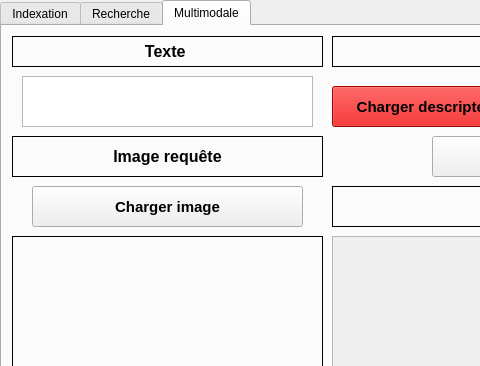
Qt form Part 1/part2.ui (mrrose765/mir_2025) before a commit; both pictures show x 0 to 480 and y 0 to 366 of the 1209 by 614 pixel window.
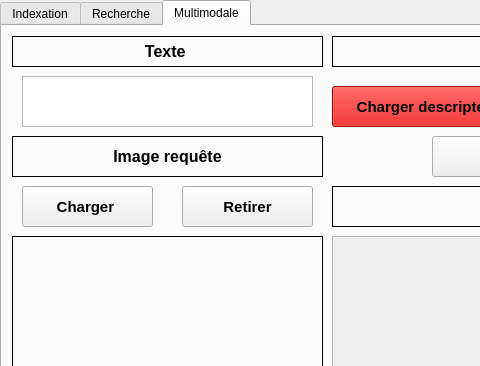
The same form after that commit. The open tabs and pages were chosen to show the change.

Commit message: [ADD] part2: Possibilité de retirer l'image chargée

The edit to the form file:
```diff
--- a/Part 1/part2.ui
+++ b/Part 1/part2.ui
@@ -1013,9 +1013,9 @@
      <widget class="QPushButton" name="charger_image_mult">
       <property name="geometry">
        <rect>
-        <x>30</x>
+        <x>20</x>
         <y>160</y>
-        <width>271</width>
+        <width>131</width>
         <height>41</height>
        </rect>
       </property>
@@ -1027,7 +1027,7 @@
        </font>
       </property>
       <property name="text">
-       <string>Charger image</string>
+       <string>Charger </string>
       </property>
      </widget>
      <widget class="QTextEdit" name="text_request">
@@ -1394,6 +1394,26 @@
        <string>Clear</string>
       </property>
      </widget>
+     <widget class="QPushButton" name="retirer_image_mult">
+      <property name="geometry">
+       <rect>
+        <x>180</x>
+        <y>160</y>
+        <width>131</width>
+        <height>41</height>
+       </rect>
+      </property>
+      <property name="font">
+       <font>
+        <pointsize>11</pointsize>
+        <weight>75</weight>
+        <bold>true</bold>
+       </font>
+      </property>
+      <property name="text">
+       <string>Retirer</string>
+      </property>
+     </widget>
     </widget>
    </widget>
   </widget>
```
Left out of the diff: 2 changed lines with no effect on the pictures. The commit also changes 2 other files.
